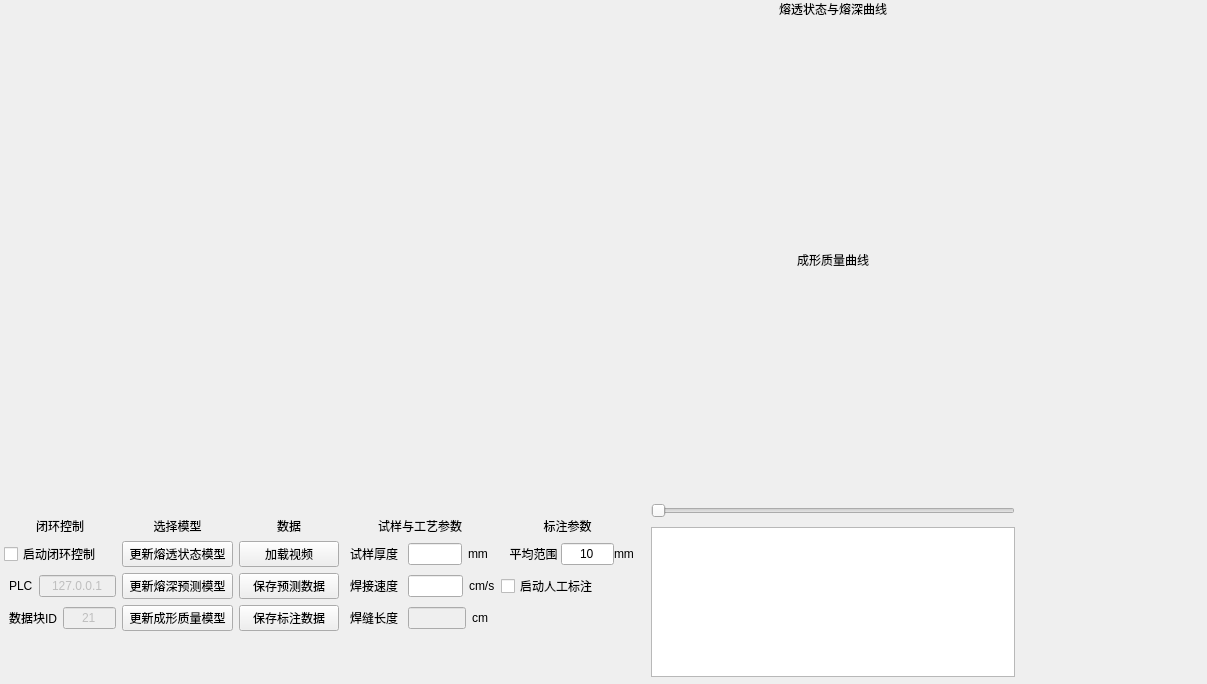
The window that src/CameraSample/Widgets/ImageResult.ui (weinaike/camera) describes before a commit, drawn with Qt 5.
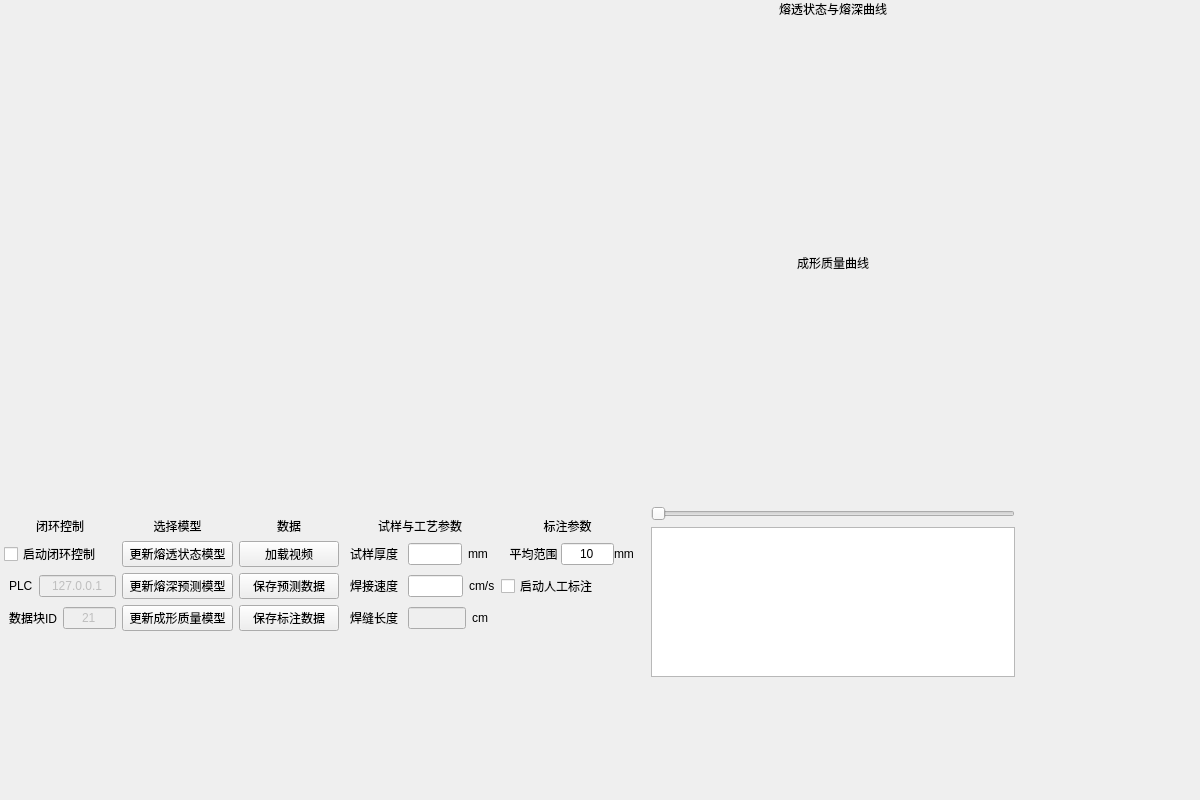
The same window after the commit. Custom widgets are drawn as their Qt base class.

Commit message: 调整布局

The edit to the form file:
```diff
--- a/src/CameraSample/Widgets/ImageResult.ui
+++ b/src/CameraSample/Widgets/ImageResult.ui
@@ -6,14 +6,14 @@
    <rect>
     <x>0</x>
     <y>0</y>
-    <width>1207</width>
-    <height>684</height>
+    <width>1200</width>
+    <height>800</height>
    </rect>
   </property>
   <property name="sizePolicy">
-   <sizepolicy hsizetype="Expanding" vsizetype="Preferred">
-    <horstretch>0</horstretch>
-    <verstretch>0</verstretch>
+   <sizepolicy hsizetype="Maximum" vsizetype="Maximum">
+    <horstretch>1</horstretch>
+    <verstretch>1</verstretch>
    </sizepolicy>
   </property>
   <property name="windowTitle">
@@ -25,10 +25,10 @@
      <x>-1</x>
      <y>-1</y>
      <width>1211</width>
-     <height>691</height>
+     <height>811</height>
     </rect>
    </property>
-   <layout class="QHBoxLayout" name="horizontalLayout" stretch="50,50">
+   <layout class="QHBoxLayout" name="horizontalLayout" stretch="45,55">
     <property name="spacing">
      <number>6</number>
     </property>
@@ -445,6 +445,12 @@
     </item>
     <item>
      <layout class="QVBoxLayout" name="verticalLayout_3">
+      <property name="rightMargin">
+       <number>6</number>
+      </property>
+      <property name="bottomMargin">
+       <number>0</number>
+      </property>
       <item>
        <widget class="QLabel" name="label">
         <property name="minimumSize">
@@ -469,6 +475,12 @@
       </item>
       <item>
        <widget class="QWidget" name="depthContainer" native="true">
+        <property name="sizePolicy">
+         <sizepolicy hsizetype="Expanding" vsizetype="Expanding">
+          <horstretch>0</horstretch>
+          <verstretch>0</verstretch>
+         </sizepolicy>
+        </property>
         <property name="minimumSize">
          <size>
           <width>200</width>
@@ -478,7 +490,7 @@
         <property name="maximumSize">
          <size>
           <width>3000</width>
-          <height>500</height>
+          <height>1000</height>
          </size>
         </property>
         <property name="autoFillBackground">
@@ -510,6 +522,12 @@
       </item>
       <item>
        <widget class="QWidget" name="statusContainer" native="true">
+        <property name="sizePolicy">
+         <sizepolicy hsizetype="Expanding" vsizetype="Expanding">
+          <horstretch>0</horstretch>
+          <verstretch>0</verstretch>
+         </sizepolicy>
+        </property>
         <property name="minimumSize">
          <size>
           <width>0</width>
@@ -519,7 +537,7 @@
         <property name="maximumSize">
          <size>
           <width>3000</width>
-          <height>500</height>
+          <height>1000</height>
          </size>
         </property>
         <property name="autoFillBackground">
```
The commit also changes 1 other file.
